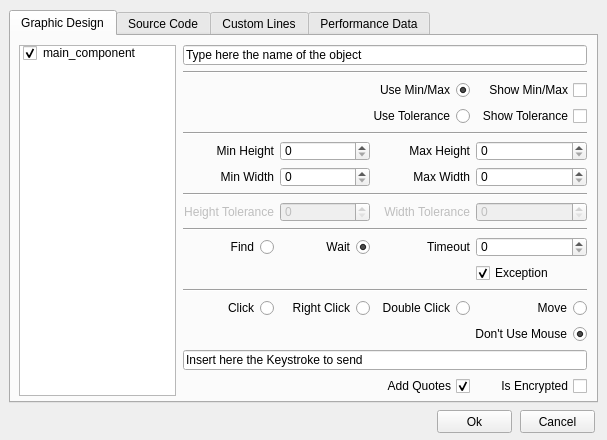
This is alyvix/extra/robotide/qt_ui/alyvix_rect_finder_properties_view.ui in alyvix/alyvix as Qt 5 draws it before an edit. The edited form follows.
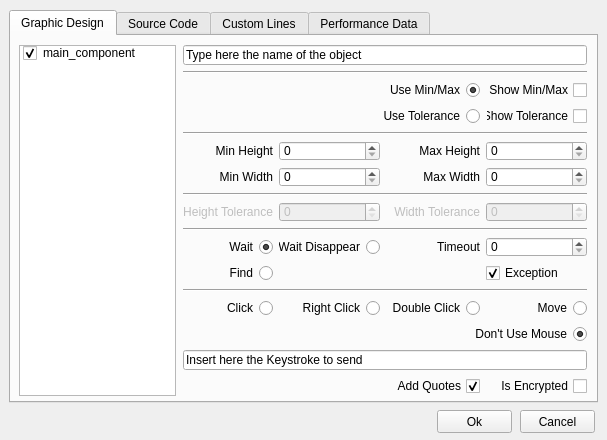
This is the edited form.

Commit message: changes for image disappear method

Patch:
```diff
--- a/alyvix/extra/robotide/qt_ui/alyvix_rect_finder_properties_view.ui
+++ b/alyvix/extra/robotide/qt_ui/alyvix_rect_finder_properties_view.ui
@@ -55,22 +55,6 @@
          </property>
         </widget>
        </item>
-       <item row="10" column="1">
-        <widget class="QRadioButton" name="wait_radio">
-         <property name="layoutDirection">
-          <enum>Qt::RightToLeft</enum>
-         </property>
-         <property name="text">
-          <string>Wait</string>
-         </property>
-         <property name="checked">
-          <bool>true</bool>
-         </property>
-         <attribute name="buttonGroup">
-          <string notr="true">buttonGroup_5</string>
-         </attribute>
-        </widget>
-       </item>
        <item row="8" column="2">
         <widget class="QLabel" name="width_tolerance_label">
          <property name="enabled">
@@ -285,19 +269,6 @@
          </property>
         </widget>
        </item>
-       <item row="10" column="0">
-        <widget class="QRadioButton" name="find_radio">
-         <property name="layoutDirection">
-          <enum>Qt::RightToLeft</enum>
-         </property>
-         <property name="text">
-          <string>Find</string>
-         </property>
-         <attribute name="buttonGroup">
-          <string notr="true">buttonGroup_5</string>
-         </attribute>
-        </widget>
-       </item>
        <item row="4" column="0" colspan="4">
         <widget class="Line" name="line_2">
          <property name="orientation">
@@ -416,6 +387,51 @@
          </property>
         </widget>
        </item>
+       <item row="10" column="0">
+        <widget class="QRadioButton" name="wait_radio">
+         <property name="layoutDirection">
+          <enum>Qt::RightToLeft</enum>
+         </property>
+         <property name="text">
+          <string>Wait</string>
+         </property>
+         <property name="checked">
+          <bool>true</bool>
+         </property>
+         <attribute name="buttonGroup">
+          <string notr="true">buttonGroup_5</string>
+         </attribute>
+        </widget>
+       </item>
+       <item row="10" column="1">
+        <widget class="QRadioButton" name="wait_disapp_radio">
+         <property name="layoutDirection">
+          <enum>Qt::RightToLeft</enum>
+         </property>
+         <property name="text">
+          <string>Wait Disappear</string>
+         </property>
+         <property name="checked">
+          <bool>false</bool>
+         </property>
+         <attribute name="buttonGroup">
+          <string notr="true">buttonGroup_5</string>
+         </attribute>
+        </widget>
+       </item>
+       <item row="11" column="0">
+        <widget class="QRadioButton" name="find_radio">
+         <property name="layoutDirection">
+          <enum>Qt::RightToLeft</enum>
+         </property>
+         <property name="text">
+          <string>Find</string>
+         </property>
+         <attribute name="buttonGroup">
+          <string notr="true">buttonGroup_5</string>
+         </attribute>
+        </widget>
+       </item>
       </layout>
      </widget>
     </widget>
```
The commit also changes 18 other files.
